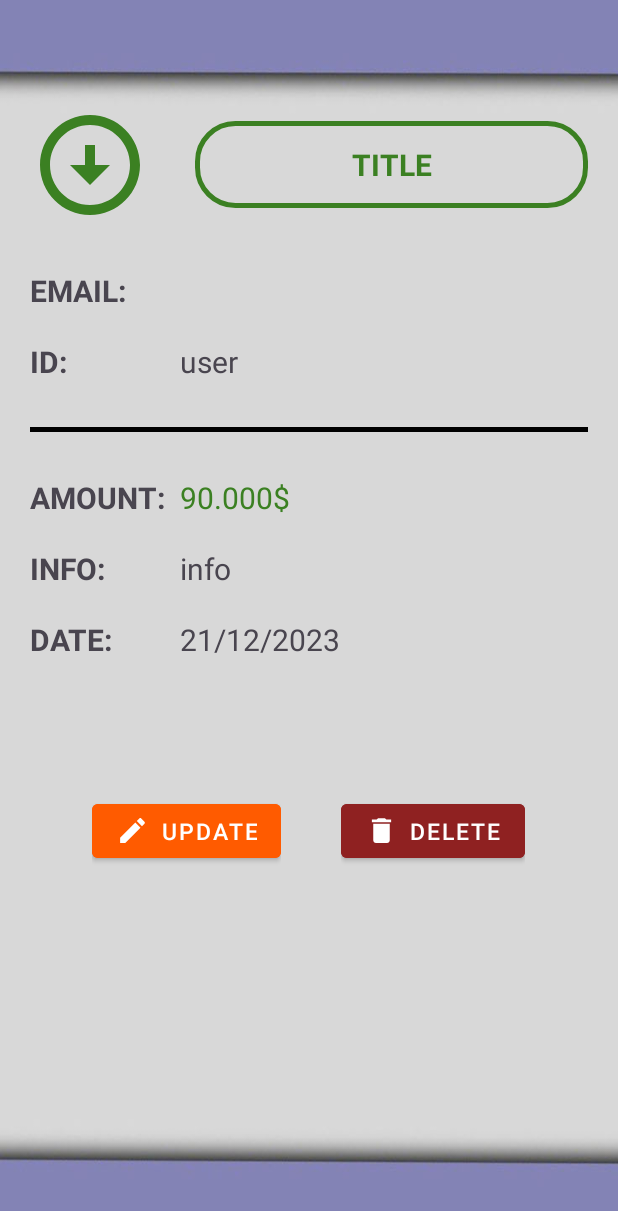
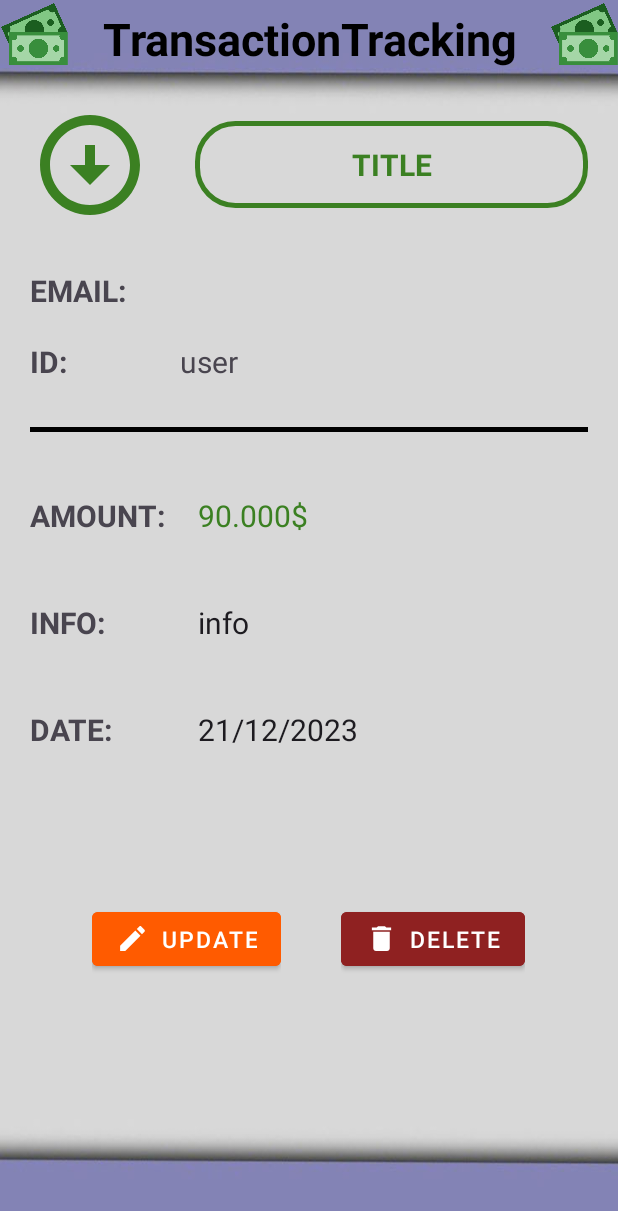
Before and after one commit to fajni/Transaction-Tracking, an Android app: the TransactionInfoActivity screen opened directly, with no data from a screen before it, on a phone screen of 412 x 824 dp. Shown: the top 1211 px of the screen. Run offline under Robolectric (Android 15) with nearby library versions, the phone set to English and light mode, and no system bars; our stand-ins replace Firebase (no records; nobody signed in at launch, a user with empty details on screens opened directly); 5 statements that could not run were skipped.

Commit message:
Update Transaction

```diff
--- a/app/src/main/res/layout/activity_transaction_info.xml
+++ b/app/src/main/res/layout/activity_transaction_info.xml
@@ -8,11 +8,42 @@
 
     android:background="@drawable/background3"
 
-    android:paddingLeft="20dp"
-    android:paddingTop="10dp"
-    android:paddingRight="20dp"
+    android:paddingLeft="0dp"
+    android:paddingTop="0dp"
+    android:paddingRight="0dp"
     android:paddingBottom="40dp"
     >
+
+    <ImageView
+        android:id="@+id/money_symbol1"
+        android:layout_width="45dp"
+        android:layout_height="45dp"
+        android:src="@drawable/money_symbol"
+        app:layout_constraintLeft_toLeftOf="parent"
+        app:layout_constraintTop_toTopOf="parent" />
+
+    <ImageView
+        android:id="@+id/money_symbol2"
+        android:layout_width="45dp"
+        android:layout_height="45dp"
+        android:src="@drawable/money_symbol"
+        app:layout_constraintRight_toRightOf="parent"
+        app:layout_constraintTop_toTopOf="parent" />
+
+    <TextView
+        android:id="@+id/transaction_title"
+        android:layout_width="match_parent"
+        android:layout_height="wrap_content"
+        android:layout_marginTop="5dp"
+        android:text="@string/app_name"
+        android:textAlignment="center"
+        android:textColor="@color/black"
+        android:textSize="30sp"
+        android:textStyle="bold"
+        app:layout_constraintLeft_toRightOf="@id/money_symbol1"
+        app:layout_constraintRight_toRightOf="@id/money_symbol2"
+        app:layout_constraintTop_toTopOf="parent"
+        />
 
     <androidx.appcompat.widget.LinearLayoutCompat
         android:id="@+id/title_part"
@@ -27,6 +58,9 @@
         app:layout_constraintLeft_toLeftOf="parent"
 
         android:layout_marginTop="60dp"
+        android:paddingTop="10dp"
+        android:paddingLeft="20dp"
+        android:paddingRight="20dp"
         >
 
         <ImageView
@@ -37,7 +71,7 @@
             android:layout_marginRight="30dp"
             />
 
-        <TextView
+        <EditText
             android:id="@+id/title_transaction"
             android:layout_width="match_parent"
             android:layout_height="wrap_content"
@@ -57,6 +91,8 @@
         android:orientation="vertical"
         app:layout_constraintTop_toBottomOf="@id/title_part"
         android:layout_marginTop="30dp"
+        android:paddingLeft="20dp"
+        android:paddingRight="20dp"
         >
 
         <!--USER:-->
@@ -130,13 +166,15 @@
                 android:textStyle="bold"
                 />
 
-            <TextView
+            <EditText
                 android:id="@+id/amount_transaction"
                 android:layout_width="match_parent"
                 android:layout_height="wrap_content"
                 android:text="90.000$"
                 android:textColor="@color/blue"
                 android:textSize="20sp"
+                android:padding="12dp"
+                android:backgroundTint="@android:color/transparent"
                 />
         </LinearLayout>
 
@@ -156,12 +194,14 @@
                 android:textStyle="bold"
                 />
 
-            <TextView
+            <EditText
                 android:id="@+id/info_transaction"
                 android:layout_width="match_parent"
                 android:layout_height="wrap_content"
                 android:text="info "
                 android:textSize="20sp"
+                android:padding="12dp"
+                android:backgroundTint="@android:color/transparent"
                 />
         </LinearLayout>
 
@@ -181,12 +221,14 @@
                 android:textStyle="bold"
                 />
 
-            <TextView
+            <EditText
                 android:id="@+id/date_transaction"
                 android:layout_width="match_parent"
                 android:layout_height="wrap_content"
                 android:text="21/12/2023"
                 android:textSize="20sp"
+                android:padding="12dp"
+                android:backgroundTint="@android:color/transparent"
                 />
         </LinearLayout>
 
```
Also changed, not shown: app/src/main/java/com/example/pracenjetransakcija/TransactionInfoActivity.kt (+18 -4 lines), 2 other files.
